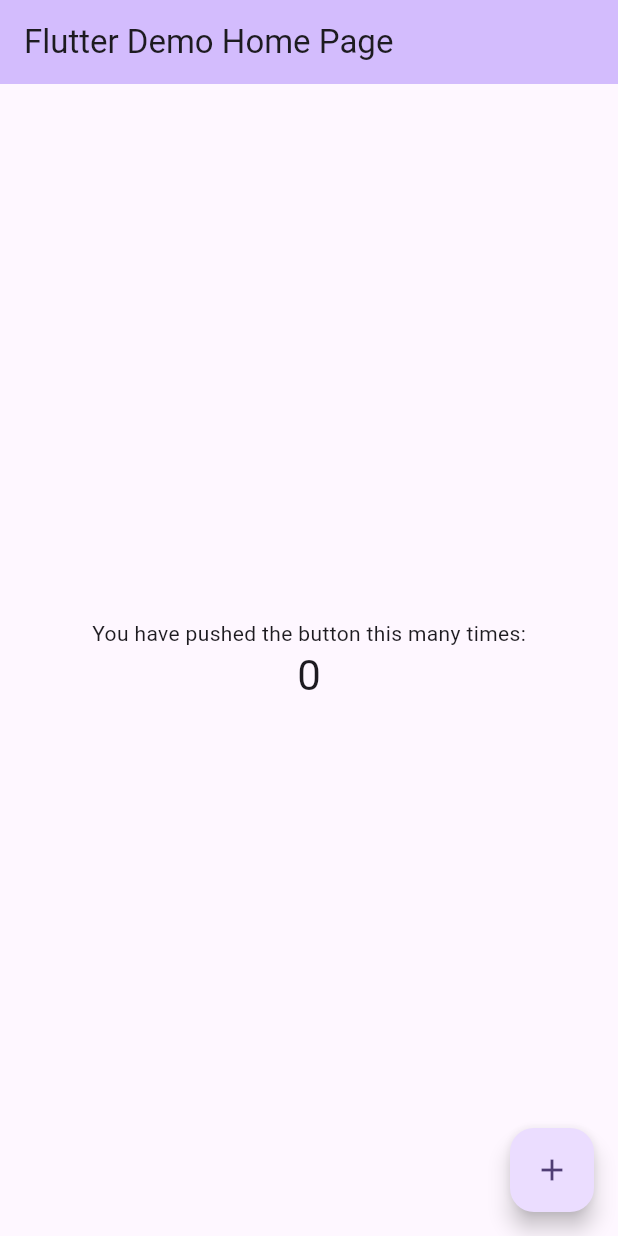
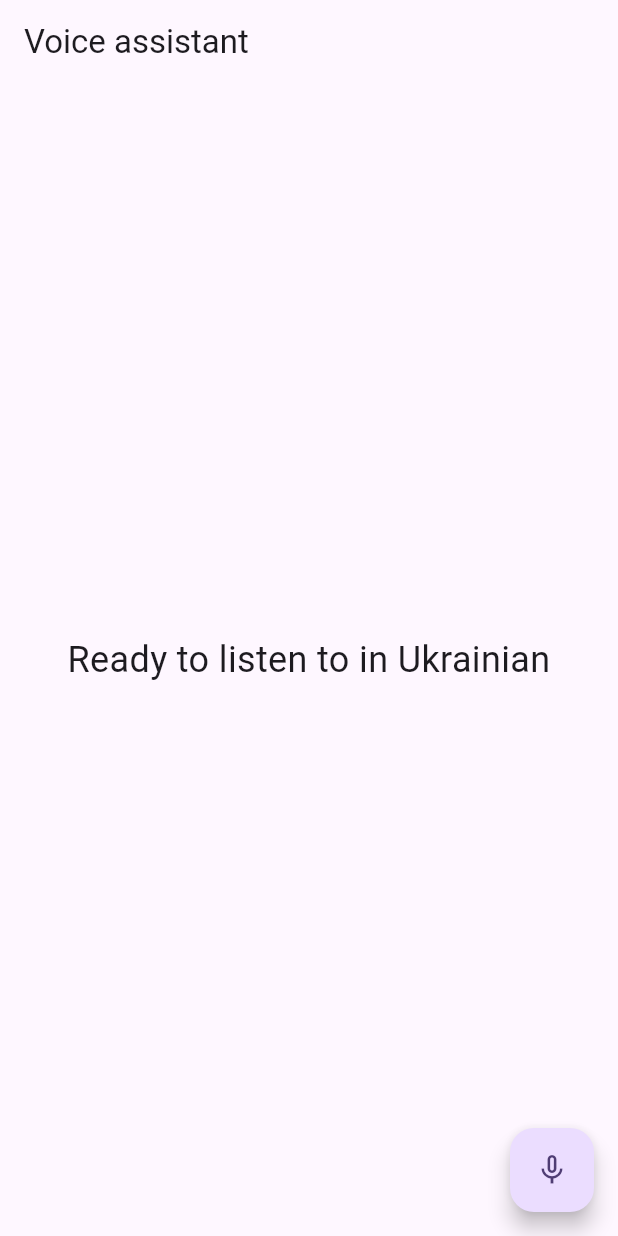
Before and after one commit to zhuravel-dev/ai_voice_assistant, a Flutter app: the screen it shows after launch, on a phone screen of 412 x 824 dp. Run offline on Flutter 3.47's test engine with Material 3 defaults, Android fonts, the phone set to English and light mode, and no system bars; our stand-ins replace permission_handler, speech_to_text.

Commit message:
implement structure of project by clean architecture; setup and configure speech-to-text

```diff
--- /dev/null
+++ b/lib/domain/speech/speech_repository.dart
@@ -0,0 +1,5 @@
+abstract class SpeechRepository {
+  Future<void> init();
+  void startListening(Function(String) onResult);
+  void stopListening();
+}
--- a/lib/main.dart
+++ b/lib/main.dart
@@ -1,4 +1,5 @@
 import 'package:flutter/material.dart';
+import 'presentation/speech_screen.dart';
 
 void main() {
   runApp(const MyApp());
@@ -7,116 +8,14 @@ void main() {
 class MyApp extends StatelessWidget {
   const MyApp({super.key});
 
-  // This widget is the root of your application.
   @override
   Widget build(BuildContext context) {
     return MaterialApp(
-      title: 'Flutter Demo',
+      title: 'Voice Assistant Demo',
       theme: ThemeData(
-        // This is the theme of your application.
-        //
-        // TRY THIS: Try running your application with "flutter run". You'll see
-        // the application has a purple toolbar. Then, without quitting the app,
-        // try changing the seedColor in the colorScheme below to Colors.green
-        // and then invoke "hot reload" (save your changes or press the "hot
-        // reload" button in a Flutter-supported IDE, or press "r" if you used
-        // the command line to start the app).
-        //
-        // Notice that the counter didn't reset back to zero; the application
-        // state is not lost during the reload. To reset the state, use hot
-        // restart instead.
-        //
-        // This works for code too, not just values: Most code changes can be
-        // tested with just a hot reload.
-        colorScheme: .fromSeed(seedColor: Colors.deepPurple),
+        colorScheme: ColorScheme.fromSeed(seedColor: Colors.deepPurple),
       ),
-      home: const MyHomePage(title: 'Flutter Demo Home Page'),
+      home: SpeechScreen(),
     );
   }
 }
-
-class MyHomePage extends StatefulWidget {
-  const MyHomePage({super.key, required this.title});
-
-  // This widget is the home page of your application. It is stateful, meaning
-  // that it has a State object (defined below) that contains fields that affect
-  // how it looks.
-
-  // This class is the configuration for the state. It holds the values (in this
-  // case the title) provided by the parent (in this case the App widget) and
-  // used by the build method of the State. Fields in a Widget subclass are
-  // always marked "final".
-
-  final String title;
-
-  @override
-  State<MyHomePage> createState() => _MyHomePageState();
-}
-
-class _MyHomePageState extends State<MyHomePage> {
-  int _counter = 0;
-
-  void _incrementCounter() {
-    setState(() {
-      // This call to setState tells the Flutter framework that something has
-      // changed in this State, which causes it to rerun the build method below
-      // so that the display can reflect the updated values. If we changed
-      // _counter without calling setState(), then the build method would not be
-      // called again, and so nothing would appear to happen.
-      _counter++;
-    });
-  }
-
-  @override
-  Widget build(BuildContext context) {
-    // This method is rerun every time setState is called, for instance as done
-    // by the _incrementCounter method above.
-    //
-    // The Flutter framework has been optimized to make rerunning build methods
-    // fast, so that you can just rebuild anything that needs updating rather
-    // than having to individually change instances of widgets.
-    return Scaffold(
-      appBar: AppBar(
-        // TRY THIS: Try changing the color here to a specific color (to
-        // Colors.amber, perhaps?) and trigger a hot reload to see the AppBar
-        // change color while the other colors stay the same.
-        backgroundColor: Theme.of(context).colorScheme.inversePrimary,
-        // Here we take the value from the MyHomePage object that was created by
-        // the App.build method, and use it to set our appbar title.
-        title: Text(widget.title),
-      ),
-      body: Center(
-        // Center is a layout widget. It takes a single child and positions it
-        // in the middle of the parent.
-        child: Column(
-          // Column is also a layout widget. It takes a list of children and
-          // arranges them vertically. By default, it sizes itself to fit its
-          // children horizontally, and tries to be as tall as its parent.
-          //
-          // Column has various properties to control how it sizes itself and
-          // how it positions its children. Here we use mainAxisAlignment to
-          // center the children vertically; the main axis here is the vertical
-          // axis because Columns are vertical (the cross axis would be
-          // horizontal).
-          //
-          // TRY THIS: Invoke "debug painting" (choose the "Toggle Debug Paint"
-          // action in the IDE, or press "p" in the console), to see the
-          // wireframe for each widget.
-          mainAxisAlignment: .center,
-          children: [
-            const Text('You have pushed the button this many times:'),
-            Text(
-              '$_counter',
-              style: Theme.of(context).textTheme.headlineMedium,
-            ),
-          ],
-        ),
-      ),
-      floatingActionButton: FloatingActionButton(
-        onPressed: _incrementCounter,
-        tooltip: 'Increment',
-        child: const Icon(Icons.add),
-      ),
-    );
-  }
-}
--- /dev/null
+++ b/lib/presentation/speech_screen.dart
@@ -0,0 +1,113 @@
+import 'package:flutter/material.dart';
+import 'package:speech_to_text/speech_to_text.dart' as stt;
+import 'package:permission_handler/permission_handler.dart';
+
+class SpeechScreen extends StatefulWidget {
+  const SpeechScreen({super.key});
+
+  @override
+  _SpeechScreenState createState() => _SpeechScreenState();
+}
+
+class _SpeechScreenState extends State<SpeechScreen> {
+  late stt.SpeechToText _speech;
+  bool _isListening = false;
+  String _text = "Press the button and speak";
+  String recognizedText = "";
+
+  @override
+  void initState() {
+    super.initState();
+    _speech = stt.SpeechToText();
+    _initSpeech();
+  }
+
+  Future<void> _initSpeech() async {
+    var status = await Permission.microphone.request();
+    if (!status.isGranted) {
+      setState(() {
+        _text = "No microphone permission";
+      });
+      return;
+    }
+
+    bool available = await _speech.initialize(
+      onStatus: (status) {
+        print('Status: $status');
+        if (status == 'notListening' || status == 'done') {
+          setState(() {
+            _isListening = false;
+          });
+        }
+      },
+      onError: (val) {
+        print('Error: $val');
+        setState(() {
+          _isListening = false;
+        });
+      },
+    );
+
+    if (available) {
+      setState(() {
+        _text = "Ready to listen to in Ukrainian";
+      });
+    } else {
+      setState(() {
+        _text = "Speech recognition is not available";
+      });
+    }
+  }
+
+  void _listen() {
+    if (!_isListening) {
+      setState(() {
+        _isListening = true;
+        _text = "I'm listening...";
+      });
+
+      _speech.listen(
+        onResult: (val) {
+          setState(() {
+            recognizedText = val.recognizedWords;
+            _text = recognizedText;
+          });
+
+          if (val.finalResult) {
+            print("Final next: $recognizedText");
+            _processRecognizedText(recognizedText);
+          }
+        },
+        localeId: 'uk_UA',
+      );
+    } else {
+      _speech.stop();
+      setState(() {
+        _isListening = false;
+      });
+    }
+  }
+
+  void _processRecognizedText(String text) {
+    print("Corrected text in _processRecognizedText method: $text");
+  }
+
+  @override
+  Widget build(BuildContext context) {
+    return Scaffold(
+      appBar: AppBar(title: const Text("Voice assistant")),
+      body: Center(
+        child: Text(
+          _text,
+          style: const TextStyle(fontSize: 24),
+          textAlign: TextAlign.center,
+        ),
+      ),
+      floatingActionButton: FloatingActionButton(
+        onPressed: _listen,
+        tooltip: _isListening ? "Stop" : "Speak",
+        child: Icon(_isListening ? Icons.mic : Icons.mic_none),
+      ),
+    );
+  }
+}
--- a/pubspec.yaml
+++ b/pubspec.yaml
@@ -30,6 +30,10 @@ environment:
 dependencies:
   flutter:
     sdk: flutter
+  speech_to_text: ^7.3.0
+  flutter_tts: ^3.6.0
+  http: ^1.2.0
+  permission_handler: ^11.3.0
 
   # The following adds the Cupertino Icons font to your application.
   # Use with the CupertinoIcons class for iOS style icons.
```
Also changed, not shown: lib/data/speech_repository_impl.dart (added, +23 -0 lines), lib/domain/usecases/listen_to_speech.dart (added, +16 -0 lines), 1 other file.
